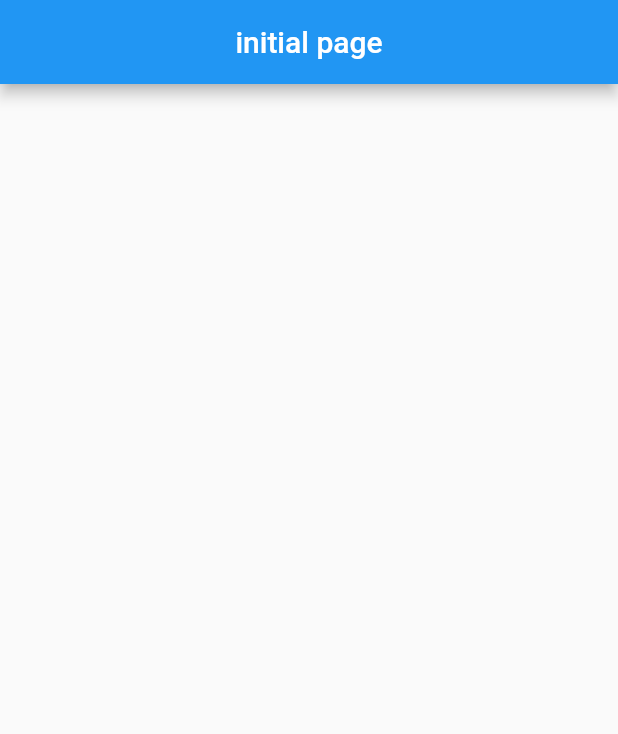
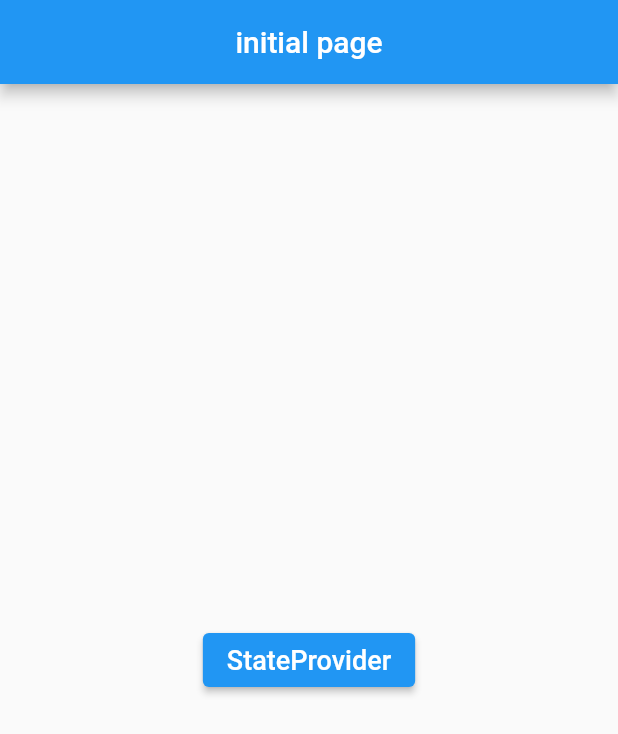
Before and after one commit to shseok/flutter_riverpod_diary, a Flutter app: the screen it shows after launch, on a phone screen of 412 x 824 dp. Shown: the top 734 px of the screen. Run offline on Flutter 3.47's test engine with Material 2 defaults, Android fonts, the phone set to English and light mode, and no system bars; our stand-ins replace flutter_riverpod.

Commit message:
Add stateProvider

```diff
--- a/lib/main.dart
+++ b/lib/main.dart
@@ -1,7 +1,12 @@
 import 'package:flutter/material.dart'; // 기본 내장
+import 'package:flutter_riverpod/flutter_riverpod.dart';
+
+import 'counter_state_provider.dart';
 
 // 등록 후 내장
-void main() => runApp(MyApp());
+void main() => runApp(ProviderScope(
+      child: MyApp(),
+    ));
 
 class MyApp extends StatelessWidget {
   const MyApp({Key? key}) : super(key: key);
@@ -9,7 +14,7 @@
   @override
   Widget build(BuildContext context) {
     return MaterialApp(
-      title: 'initial page',
+      title: 'Roverpod',
       home: MyPage(),
     );
   }
@@ -21,10 +26,27 @@
   @override
   Widget build(BuildContext context) {
     return Scaffold(
-      appBar: AppBar(
-        title: Text('initial page'),
-        centerTitle: true,
-      ),
-    );
+        appBar: AppBar(
+          title: Text('initial page'),
+          centerTitle: true,
+        ),
+        body: Center(
+          child: Column(
+            mainAxisAlignment: MainAxisAlignment.center,
+            children: [
+              ElevatedButton(
+                  onPressed: () {
+                    Navigator.push(
+                      context,
+                      MaterialPageRoute(builder: (context) {
+                        return CounterStateProvider();
+                      }),
+                    );
+                  },
+                  child:
+                      Text('StateProvider', style: TextStyle(fontSize: 18.0)))
+            ],
+          ),
+        ));
   }
 }
--- a/pubspec.yaml
+++ b/pubspec.yaml
@@ -45,6 +45,8 @@ dev_dependencies:
   # package. See that file for information about deactivating specific lint
   # rules and activating additional ones.
   flutter_lints: ^1.0.0
+  flutter_hooks: ^0.18.0
+  hooks_riverpod: ^2.0.0-dev.0
 
 # For information on the generic Dart part of this file, see the
 # following page: https://dart.dev/tools/pub/pubspec
```
Also changed, not shown: lib/counter_state_provider.dart (added, +52 -0 lines), pubspec.lock.
